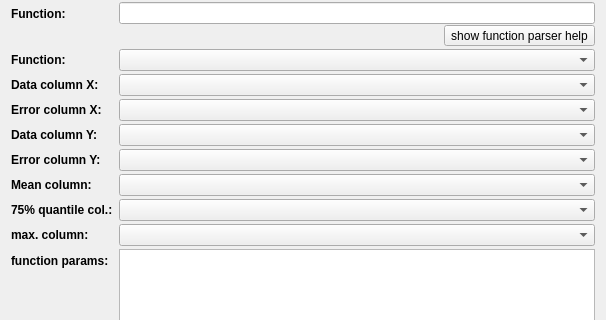
Before: the Qt Designer form plugins/table/qftablegraphsettings.ui in jkriege2/QuickFit3, drawn with Qt 5; both pictures show x 0 to 606 and y 84 to 404 of the 606 by 1236 pixel window.
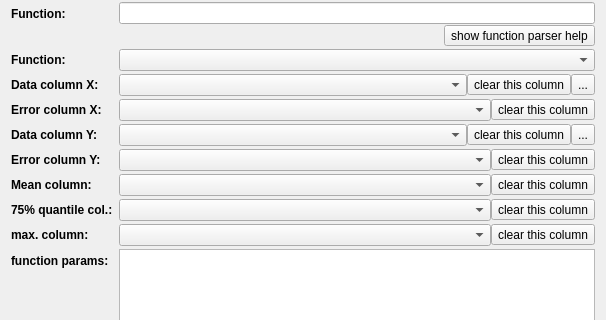
After: the same form once the commit is applied. Icons and pictures are not drawn. Custom widgets are drawn as their Qt base class.

Commit message: QuickFit3/table:    -in graph settings: added buttons to clear each data column selection    -in graph settings: added buttons to automatically determine (by an educated guess ;-) data columns based on one selected column

Patch:
```diff
--- a/plugins/table/qftablegraphsettings.ui
+++ b/plugins/table/qftablegraphsettings.ui
@@ -303,119 +303,7 @@
      </property>
     </widget>
    </item>
-   <item row="5" column="1">
-    <widget class="QComboBox" name="cmbLinesXData">
-     <property name="sizePolicy">
-      <sizepolicy hsizetype="MinimumExpanding" vsizetype="Fixed">
-       <horstretch>0</horstretch>
-       <verstretch>0</verstretch>
-      </sizepolicy>
-     </property>
-     <property name="minimumSize">
-      <size>
-       <width>80</width>
-       <height>0</height>
-      </size>
-     </property>
-    </widget>
-   </item>
-   <item row="6" column="0">
-    <widget class="QLabel" name="labErrorX">
-     <property name="font">
-      <font>
-       <weight>75</weight>
-       <bold>true</bold>
-      </font>
-     </property>
-     <property name="text">
-      <string>Error column X:</string>
-     </property>
-     <property name="buddy">
-      <cstring>cmbLinesXError</cstring>
-     </property>
-    </widget>
-   </item>
-   <item row="6" column="1">
-    <widget class="QComboBox" name="cmbLinesXError">
-     <property name="sizePolicy">
-      <sizepolicy hsizetype="MinimumExpanding" vsizetype="Fixed">
-       <horstretch>0</horstretch>
-       <verstretch>0</verstretch>
-      </sizepolicy>
-     </property>
-     <property name="minimumSize">
-      <size>
-       <width>80</width>
-       <height>0</height>
-      </size>
-     </property>
-    </widget>
-   </item>
-   <item row="7" column="0">
-    <widget class="QLabel" name="labDataY">
-     <property name="font">
-      <font>
-       <weight>75</weight>
-       <bold>true</bold>
-      </font>
-     </property>
-     <property name="text">
-      <string>Data column Y:</string>
-     </property>
-     <property name="buddy">
-      <cstring>cmbLinesYData</cstring>
-     </property>
-    </widget>
-   </item>
-   <item row="7" column="1">
-    <widget class="QComboBox" name="cmbLinesYData">
-     <property name="sizePolicy">
-      <sizepolicy hsizetype="MinimumExpanding" vsizetype="Fixed">
-       <horstretch>0</horstretch>
-       <verstretch>0</verstretch>
-      </sizepolicy>
-     </property>
-     <property name="minimumSize">
-      <size>
-       <width>80</width>
-       <height>0</height>
-      </size>
-     </property>
-    </widget>
-   </item>
-   <item row="8" column="0">
-    <widget class="QLabel" name="labErrorY">
-     <property name="font">
-      <font>
-       <weight>75</weight>
-       <bold>true</bold>
-      </font>
-     </property>
-     <property name="text">
-      <string>Error column Y:</string>
-     </property>
-     <property name="buddy">
-      <cstring>cmbLinesYError</cstring>
-     </property>
-    </widget>
-   </item>
-   <item row="8" column="1">
-    <widget class="QComboBox" name="cmbLinesYError">
-     <property name="sizePolicy">
-      <sizepolicy hsizetype="MinimumExpanding" vsizetype="Fixed">
-       <horstretch>0</horstretch>
-       <verstretch>0</verstretch>
-      </sizepolicy>
-     </property>
-     <property name="minimumSize">
-      <size>
-       <width>80</width>
-       <height>0</height>
-      </size>
-     </property>
-    </widget>
-   </item>
-   <item row="13" column="0">
+   <item row="15" column="0">
     <widget class="QCheckBox" name="chkSTrided">
      <property name="font">
       <font>
@@ -428,7 +316,7 @@
      </property>
     </widget>
    </item>
-   <item row="13" column="1">
+   <item row="15" column="1">
     <widget class="QWidget" name="widStride" native="true">
      <property name="enabled">
       <bool>false</bool>
@@ -487,7 +375,7 @@
      </layout>
     </widget>
    </item>
-   <item row="15" column="0">
+   <item row="17" column="0">
     <widget class="QLabel" name="labColor">
      <property name="font">
       <font>
@@ -503,7 +391,7 @@
      </property>
     </widget>
    </item>
-   <item row="15" column="1">
+   <item row="17" column="1">
     <widget class="QWidget" name="widColor" native="true">
      <layout class="QHBoxLayout" name="horizontalLayout_17" stretch="1,0,0,0">
       <property name="margin">
@@ -596,7 +484,7 @@
      </layout>
     </widget>
    </item>
-   <item row="16" column="0">
+   <item row="18" column="0">
     <widget class="QLabel" name="labLinestyle">
      <property name="font">
       <font>
@@ -612,7 +500,7 @@
      </property>
     </widget>
    </item>
-   <item row="16" column="1">
+   <item row="18" column="1">
     <widget class="QWidget" name="widLineStyle" native="true">
      <layout class="QGridLayout" name="gridLayout_4" columnstretch="0,0,0,0,0,0">
       <property name="margin">
@@ -689,7 +577,7 @@
      </layout>
     </widget>
    </item>
-   <item row="17" column="0">
+   <item row="19" column="0">
     <widget class="QLabel" name="labFillColor">
      <property name="font">
       <font>
@@ -705,7 +593,7 @@
      </property>
     </widget>
    </item>
-   <item row="17" column="1">
+   <item row="19" column="1">
     <widget class="QWidget" name="widFillColor" native="true">
      <layout class="QHBoxLayout" name="horizontalLayout_16" stretch="0,0,0,0,0,0">
       <property name="margin">
@@ -813,7 +701,7 @@
      </layout>
     </widget>
    </item>
-   <item row="18" column="0">
+   <item row="20" column="0">
     <widget class="QLabel" name="labSymbol">
      <property name="font">
       <font>
@@ -829,7 +717,7 @@
      </property>
     </widget>
    </item>
-   <item row="18" column="1">
+   <item row="20" column="1">
     <widget class="QWidget" name="widSymbol" native="true">
      <layout class="QHBoxLayout" name="horizontalLayout_22" stretch="1,0,0">
       <property name="margin">
@@ -880,7 +768,7 @@
      </layout>
     </widget>
    </item>
-   <item row="20" column="0">
+   <item row="22" column="0">
     <widget class="QLabel" name="labErrorStyle">
      <property name="font">
       <font>
@@ -896,7 +784,7 @@
      </property>
     </widget>
    </item>
-   <item row="20" column="1">
+   <item row="22" column="1">
     <widget class="QWidget" name="widErrorStyle" native="true">
      <layout class="QVBoxLayout" name="verticalLayout">
       <property name="spacing">
@@ -1095,7 +983,7 @@
      </layout>
     </widget>
    </item>
-   <item row="22" column="0">
+   <item row="24" column="0">
     <widget class="QLabel" name="labImage">
      <property name="font">
       <font>
@@ -1111,7 +999,7 @@
      </property>
     </widget>
    </item>
-   <item row="22" column="1">
+   <item row="24" column="1">
     <widget class="QWidget" name="widImage" native="true">
      <layout class="QGridLayout" name="gridLayout_5" rowminimumheight="0,0,0,0,0,0,0,0,0,0,0,0,0,0,0">
       <property name="margin">
@@ -1816,7 +1704,7 @@
      </layout>
     </widget>
    </item>
-   <item row="25" column="1">
+   <item row="27" column="1">
     <layout class="QHBoxLayout" name="horizontalLayout">
      <item>
       <spacer name="horizontalSpacer">
@@ -1933,7 +1821,7 @@
    <item row="4" column="1">
     <widget class="QFFitFunctionComboBox" name="cmbQFFitFunction"/>
    </item>
-   <item row="12" column="0">
+   <item row="14" column="0">
     <widget class="QLabel" name="labFuctionParameters">
      <property name="font">
       <font>
@@ -1949,106 +1837,10 @@
      </property>
     </widget>
    </item>
-   <item row="12" column="1">
+   <item row="14" column="1">
     <widget class="QEnhancedTableView" name="tabFunctionParameters"/>
    </item>
-   <item row="9" column="0">
-    <widget class="QLabel" name="labMean">
-     <property name="font">
-      <font>
-       <weight>75</weight>
-       <bold>true</bold>
-      </font>
-     </property>
-     <property name="text">
-      <string>Mean column:</string>
-     </property>
-     <property name="buddy">
-      <cstring>cmbLinesYError</cstring>
-     </property>
-    </widget>
-   </item>
-   <item row="10" column="0">
-    <widget class="QLabel" name="labQ75">
-     <property name="font">
-      <font>
-       <weight>75</weight>
-       <bold>true</bold>
-      </font>
-     </property>
-     <property name="text">
-      <string>75% quantile col.:</string>
-     </property>
-     <property name="buddy">
-      <cstring>cmbLinesYError</cstring>
-     </property>
-    </widget>
-   </item>
-   <item row="11" column="0">
-    <widget class="QLabel" name="labMax">
-     <property name="font">
-      <font>
-       <weight>75</weight>
-       <bold>true</bold>
-      </font>
-     </property>
-     <property name="text">
-      <string>max. column:</string>
-     </property>
-     <property name="buddy">
-      <cstring>cmbLinesYError</cstring>
-     </property>
-    </widget>
-   </item>
-   <item row="9" column="1">
-    <widget class="QComboBox" name="cmbLinesMean">
-     <property name="sizePolicy">
-      <sizepolicy hsizetype="MinimumExpanding" vsizetype="Fixed">
-       <horstretch>0</horstretch>
-       <verstretch>0</verstretch>
-      </sizepolicy>
-     </property>
-     <property name="minimumSize">
-      <size>
-       <width>80</width>
-       <height>0</height>
-      </size>
-     </property>
-    </widget>
-   </item>
-   <item row="11" column="1">
-    <widget class="QComboBox" name="cmbLinesMax">
-     <property name="sizePolicy">
-      <sizepolicy hsizetype="MinimumExpanding" vsizetype="Fixed">
-       <horstretch>0</horstretch>
-       <verstretch>0</verstretch>
-      </sizepolicy>
-     </property>
-     <property name="minimumSize">
-      <size>
-       <width>80</width>
-       <height>0</height>
-      </size>
-     </property>
-    </widget>
-   </item>
-   <item row="10" column="1">
-    <widget class="QComboBox" name="cmbLinesQ75">
-     <property name="sizePolicy">
-      <sizepolicy hsizetype="MinimumExpanding" vsizetype="Fixed">
-       <horstretch>0</horstretch>
-       <verstretch>0</verstretch>
-      </sizepolicy>
-     </property>
-     <property name="minimumSize">
-      <size>
-       <width>80</width>
-       <height>0</height>
-      </size>
-     </property>
-    </widget>
-   </item>
-   <item row="19" column="0">
+   <item row="21" column="0">
     <widget class="QLabel" name="labWidth">
      <property name="font">
       <font>
@@ -2064,7 +1856,7 @@
      </property>
     </widget>
    </item>
-   <item row="19" column="1">
+   <item row="21" column="1">
     <widget class="QWidget" name="widWidth" native="true">
      <layout class="QHBoxLayout" name="horizontalLayout_2">
       <property name="margin">
@@ -2169,7 +1961,7 @@
      </layout>
     </widget>
    </item>
-   <item row="14" column="0">
+   <item row="16" column="0">
     <widget class="QLabel" name="labRangeData">
      <property name="font">
       <font>
@@ -2185,7 +1977,7 @@
      </property>
     </widget>
    </item>
-   <item row="14" column="1">
+   <item row="16" column="1">
     <widget class="QWidget" name="widRangeData" native="true">
      <layout class="QGridLayout" name="gridLayout">
       <property name="margin">
@@ -2245,7 +2037,7 @@
      </layout>
     </widget>
    </item>
-   <item row="23" column="0">
+   <item row="25" column="0">
     <widget class="QLabel" name="labRangeStyle">
      <property name="font">
       <font>
@@ -2261,7 +2053,7 @@
      </property>
     </widget>
    </item>
-   <item row="23" column="1">
+   <item row="25" column="1">
     <widget class="QWidget" name="widRangeStyle" native="true">
      <layout class="QGridLayout" name="gridLayout_3">
       <property name="margin">
@@ -2416,6 +2208,347 @@
      </layout>
     </widget>
    </item>
+   <item row="5" column="1">
+    <layout class="QHBoxLayout" name="horizontalLayout_5">
+     <item>
+      <widget class="QComboBox" name="cmbLinesXData">
+       <property name="sizePolicy">
+        <sizepolicy hsizetype="MinimumExpanding" vsizetype="Fixed">
+         <horstretch>0</horstretch>
+         <verstretch>0</verstretch>
+        </sizepolicy>
+       </property>
+       <property name="minimumSize">
+        <size>
+         <width>80</width>
+         <height>0</height>
+        </size>
+       </property>
+      </widget>
+     </item>
+     <item>
+      <widget class="QToolButton" name="btnClearLinesXData">
+       <property name="text">
+        <string>clear this column</string>
+       </property>
+       <property name="icon">
+        <iconset resource="../../lib/lib.qrc">
+         <normaloff>:/lib/clear.png</normaloff>:/lib/clear.png</iconset>
+       </property>
+      </widget>
+     </item>
+     <item>
+      <widget class="QToolButton" name="btnAutoX">
+       <property name="toolTip">
+        <string>try to determine the other X-columns automatically ...</string>
+       </property>
+       <property name="text">
+        <string>...</string>
+       </property>
+       <property name="icon">
+        <iconset resource="qfrdrtable.qrc">
+         <normaloff>:/table/wizard.png</normaloff>:/table/wizard.png</iconset>
+       </property>
+      </widget>
+     </item>
+    </layout>
+   </item>
+   <item row="8" column="1">
+    <layout class="QHBoxLayout" name="horizontalLayout_6">
+     <item>
+      <widget class="QComboBox" name="cmbLinesYData">
+       <property name="sizePolicy">
+        <sizepolicy hsizetype="MinimumExpanding" vsizetype="Fixed">
+         <horstretch>0</horstretch>
+         <verstretch>0</verstretch>
+        </sizepolicy>
+       </property>
+       <property name="minimumSize">
+        <size>
+         <width>80</width>
+         <height>0</height>
+        </size>
+       </property>
+      </widget>
+     </item>
+     <item>
+      <widget class="QToolButton" name="btnClearLinesYData">
+       <property name="text">
+        <string>clear this column</string>
+       </property>
+       <property name="icon">
+        <iconset resource="../../lib/lib.qrc">
+         <normaloff>:/lib/clear.png</normaloff>:/lib/clear.png</iconset>
+       </property>
+      </widget>
+     </item>
+     <item>
+      <widget class="QToolButton" name="btnAutoY">
+       <property name="toolTip">
+        <string>try to determine the other X-columns automatically ...</string>
+       </property>
+       <property name="text">
+        <string>...</string>
+       </property>
+       <property name="icon">
+        <iconset resource="qfrdrtable.qrc">
+         <normaloff>:/table/wizard.png</normaloff>:/table/wizard.png</iconset>
+       </property>
+      </widget>
+     </item>
+    </layout>
+   </item>
+   <item row="8" column="0">
+    <widget class="QLabel" name="labDataY">
+     <property name="font">
+      <font>
+       <weight>75</weight>
+       <bold>true</bold>
+      </font>
+     </property>
+     <property name="text">
+      <string>Data column Y:</string>
+     </property>
+     <property name="buddy">
+      <cstring>cmbLinesYData</cstring>
+     </property>
+    </widget>
+   </item>
+   <item row="6" column="1">
+    <layout class="QHBoxLayout" name="horizontalLayout_7">
+     <item>
+      <widget class="QComboBox" name="cmbLinesXError">
+       <property name="sizePolicy">
+        <sizepolicy hsizetype="MinimumExpanding" vsizetype="Fixed">
+         <horstretch>0</horstretch>
+         <verstretch>0</verstretch>
+        </sizepolicy>
+       </property>
+       <property name="minimumSize">
+        <size>
+         <width>80</width>
+         <height>0</height>
+        </size>
+       </property>
+      </widget>
+     </item>
+     <item>
+      <widget class="QToolButton" name="btnClearLinesXError">
+       <property name="text">
+        <string>clear this column</string>
+       </property>
+       <property name="icon">
+        <iconset resource="../../lib/lib.qrc">
+         <normaloff>:/lib/clear.png</normaloff>:/lib/clear.png</iconset>
+       </property>
+      </widget>
+     </item>
+    </layout>
+   </item>
+   <item row="6" column="0">
+    <widget class="QLabel" name="labErrorX">
+     <property name="font">
+      <font>
+       <weight>75</weight>
+       <bold>true</bold>
+      </font>
+     </property>
+     <property name="text">
+      <string>Error column X:</string>
+     </property>
+     <property name="buddy">
+      <cstring>cmbLinesXError</cstring>
+     </property>
+    </widget>
+   </item>
+   <item row="9" column="1">
+    <layout class="QHBoxLayout" name="horizontalLayout_8">
+     <item>
+      <widget class="QComboBox" name="cmbLinesYError">
+       <property name="sizePolicy">
+        <sizepolicy hsizetype="MinimumExpanding" vsizetype="Fixed">
+         <horstretch>0</horstretch>
+         <verstretch>0</verstretch>
+        </sizepolicy>
+       </property>
+       <property name="minimumSize">
+        <size>
+         <width>80</width>
+         <height>0</height>
+        </size>
+       </property>
+      </widget>
+     </item>
+     <item>
+      <widget class="QToolButton" name="btnClearLinesYError">
+       <property name="text">
+        <string>clear this column</string>
+       </property>
+       <property name="icon">
+        <iconset resource="../../lib/lib.qrc">
+         <normaloff>:/lib/clear.png</normaloff>:/lib/clear.png</iconset>
+       </property>
+      </widget>
+     </item>
+    </layout>
+   </item>
+   <item row="9" column="0">
+    <widget class="QLabel" name="labErrorY">
+     <property name="font">
+      <font>
+       <weight>75</weight>
+       <bold>true</bold>
+      </font>
+     </property>
+     <property name="text">
+      <string>Error column Y:</string>
+     </property>
+     <property name="buddy">
+      <cstring>cmbLinesYError</cstring>
+     </property>
+    </widget>
+   </item>
+   <item row="10" column="1">
+    <layout class="QHBoxLayout" name="horizontalLayout_11">
+     <item>
+      <widget class="QComboBox" name="cmbLinesMean">
+       <property name="sizePolicy">
+        <sizepolicy hsizetype="MinimumExpanding" vsizetype="Fixed">
+         <horstretch>0</horstretch>
+         <verstretch>0</verstretch>
+        </sizepolicy>
+       </property>
+       <property name="minimumSize">
+        <size>
+         <width>80</width>
+         <height>0</height>
+        </size>
+       </property>
+      </widget>
+     </item>
+     <item>
+      <widget class="QToolButton" name="btnClearLinesMean">
+       <property name="text">
+        <string>clear this column</string>
+       </property>
+       <property name="icon">
+        <iconset resource="../../lib/lib.qrc">
+         <normaloff>:/lib/clear.png</normaloff>:/lib/clear.png</iconset>
+       </property>
+      </widget>
+     </item>
+    </layout>
+   </item>
+   <item row="10" column="0">
+    <widget class="QLabel" name="labMean">
+     <property name="font">
+      <font>
+       <weight>75</weight>
+       <bold>true</bold>
+      </font>
+     </property>
+     <property name="text">
+      <string>Mean column:</string>
+     </property>
+     <property name="buddy">
+      <cstring>cmbLinesYError</cstring>
+     </property>
+    </widget>
+   </item>
+   <item row="11" column="0">
+    <widget class="QLabel" name="labQ75">
+     <property name="font">
+      <font>
+       <weight>75</weight>
+       <bold>true</bold>
+      </font>
+     </property>
+     <property name="text">
+      <string>75% quantile col.:</string>
+     </property>
+     <property name="buddy">
+      <cstring>cmbLinesYError</cstring>
+     </property>
+    </widget>
+   </item>
+   <item row="11" column="1">
+    <layout class="QHBoxLayout" name="horizontalLayout_9">
+     <item>
+      <widget class="QComboBox" name="cmbLinesQ75">
+       <property name="sizePolicy">
+        <sizepolicy hsizetype="MinimumExpanding" vsizetype="Fixed">
+         <horstretch>0</horstretch>
+         <verstretch>0</verstretch>
+        </sizepolicy>
+       </property>
+       <property name="minimumSize">
+        <size>
+         <width>80</width>
+         <height>0</height>
+        </size>
+       </property>
+      </widget>
+     </item>
+     <item>
+      <widget class="QToolButton" name="btnClearLinesQ75">
+       <property name="text">
+        <string>clear this column</string>
+       </property>
+       <property name="icon">
+        <iconset resource="../../lib/lib.qrc">
+         <normaloff>:/lib/clear.png</normaloff>:/lib/clear.png</iconset>
+       </property>
+      </widget>
+     </item>
+    </layout>
+   </item>
+   <item row="12" column="1">
+    <layout class="QHBoxLayout" name="horizontalLayout_10">
+     <item>
+      <widget class="QComboBox" name="cmbLinesMax">
+       <property name="sizePolicy">
+        <sizepolicy hsizetype="MinimumExpanding" vsizetype="Fixed">
+         <horstretch>0</horstretch>
+         <verstretch>0</verstretch>
+        </sizepolicy>
+       </property>
+       <property name="minimumSize">
+        <size>
+         <width>80</width>
+         <height>0</height>
+        </size>
+       </property>
+      </widget>
+     </item>
+     <item>
+      <widget class="QToolButton" name="btnClearLinesMax">
+       <property name="text">
+        <string>clear this column</string>
+       </property>
+       <property name="icon">
+        <iconset resource="../../lib/lib.qrc">
+         <normaloff>:/lib/clear.png</normaloff>:/lib/clear.png</iconset>
+       </property>
+      </widget>
+     </item>
+    </layout>
+   </item>
+   <item row="12" column="0">
+    <widget class="QLabel" name="labMax">
+     <property name="font">
+      <font>
+       <weight>75</weight>
+       <bold>true</bold>
+      </font>
+     </property>
+     <property name="text">
+      <string>max. column:</string>
+     </property>
+     <property name="buddy">
+      <cstring>cmbLinesYError</cstring>
+     </property>
+    </widget>
+   </item>
   </layout>
  </widget>
  <customwidgets>
```
Left out of the diff: 102 changed lines with no effect on the pictures. The commit also changes 5 other files.
